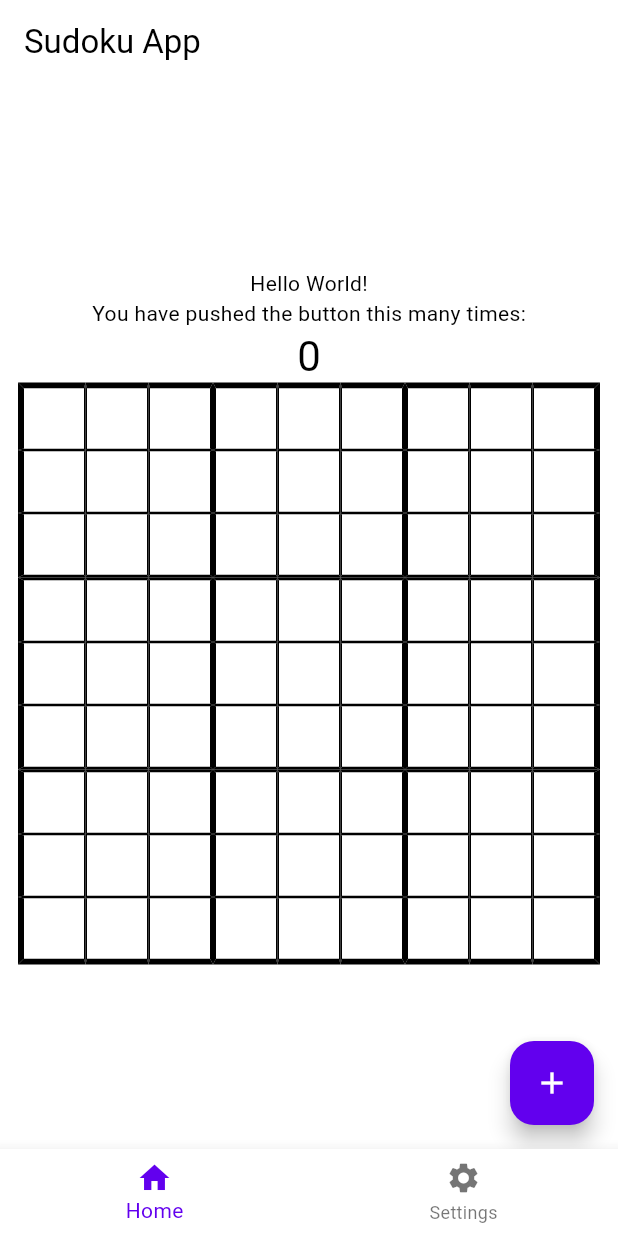
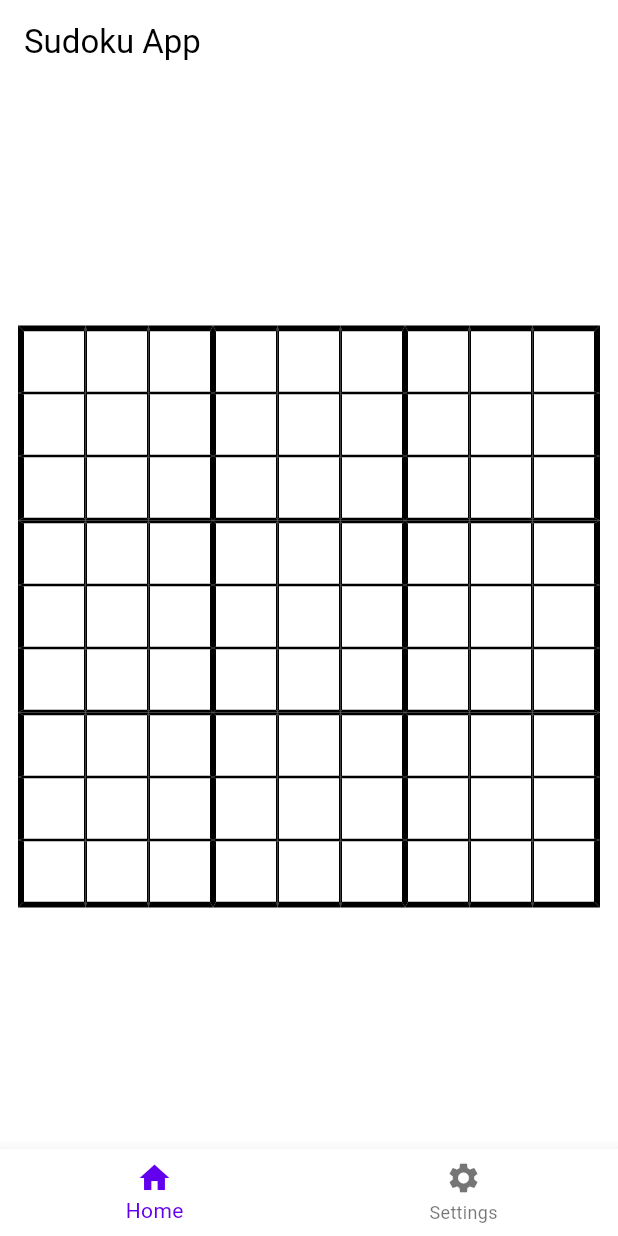
Before and after one commit to Majuo/thesis, a Flutter app: the screen it shows after launch, on a phone screen of 412 x 824 dp. Run offline on Flutter 3.47's test engine with Material 2 defaults, Android fonts, the phone set to English and light mode, and no system bars; generated files the repository leaves out were written again.

Commit message:
remove counter

```diff
--- a/sudoku_app/lib/homepage.dart
+++ b/sudoku_app/lib/homepage.dart
@@ -1,5 +1,4 @@
 import 'package:flutter/material.dart';
-import 'package:flutter_gen/gen_l10n/app_localizations.dart';
 import 'package:sudoku_app/widgets/sudoku_grid.dart';
 
 class HomePage extends StatefulWidget {
@@ -10,12 +9,10 @@ class HomePage extends StatefulWidget {
 }
 
 class _HomePageState extends State<HomePage> {
-	int _counter = 0;
   SudokuGrid grid = const SudokuGrid();
 
 	void _incrementCounter() {
 		setState(() {
-		_counter++;
 		});
 	}
 
@@ -26,25 +23,10 @@ class _HomePageState extends State<HomePage> {
 				child: Column(
 					mainAxisAlignment: MainAxisAlignment.center,
 					children: <Widget>[
-						Text(
-							AppLocalizations.of(context).helloWorld
-						),
-						const Text(
-							'You have pushed the button this many times:',
-						),
-						Text(
-							'$_counter',
-							style: Theme.of(context).textTheme.headlineMedium,
-						),
 						grid,
 					],
 				),
 			),
-			floatingActionButton: FloatingActionButton(
-				onPressed: _incrementCounter,
-				tooltip: 'Increment',
-				child: const Icon(Icons.add),
-			),
 		);
 	}
 }
```
